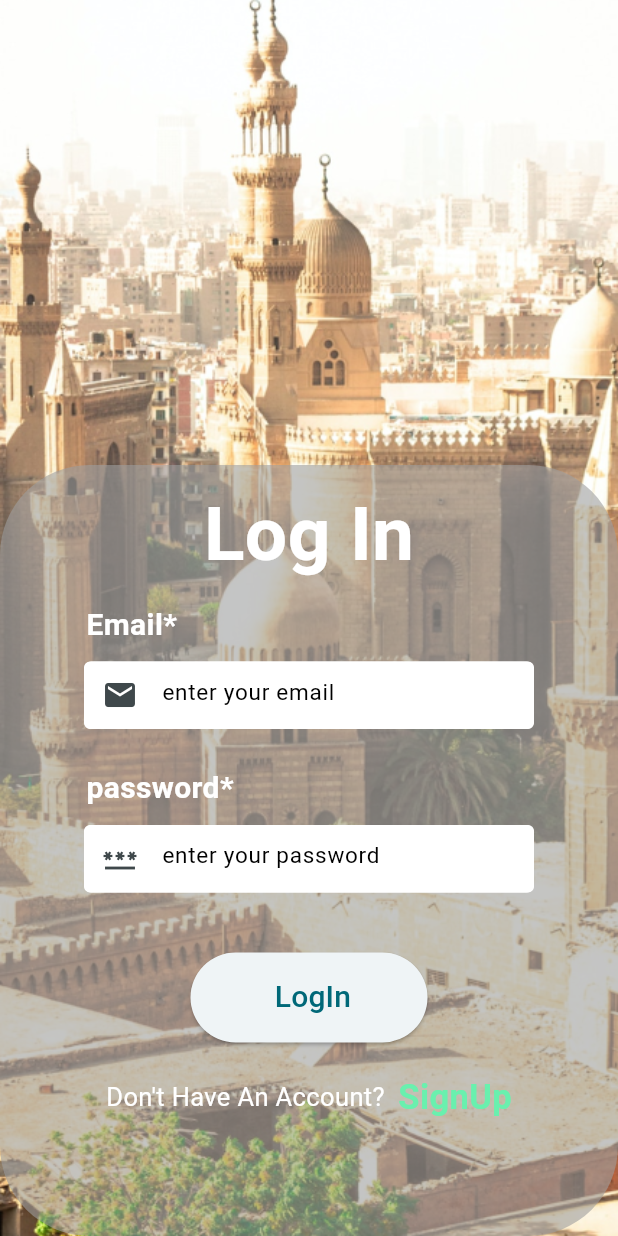
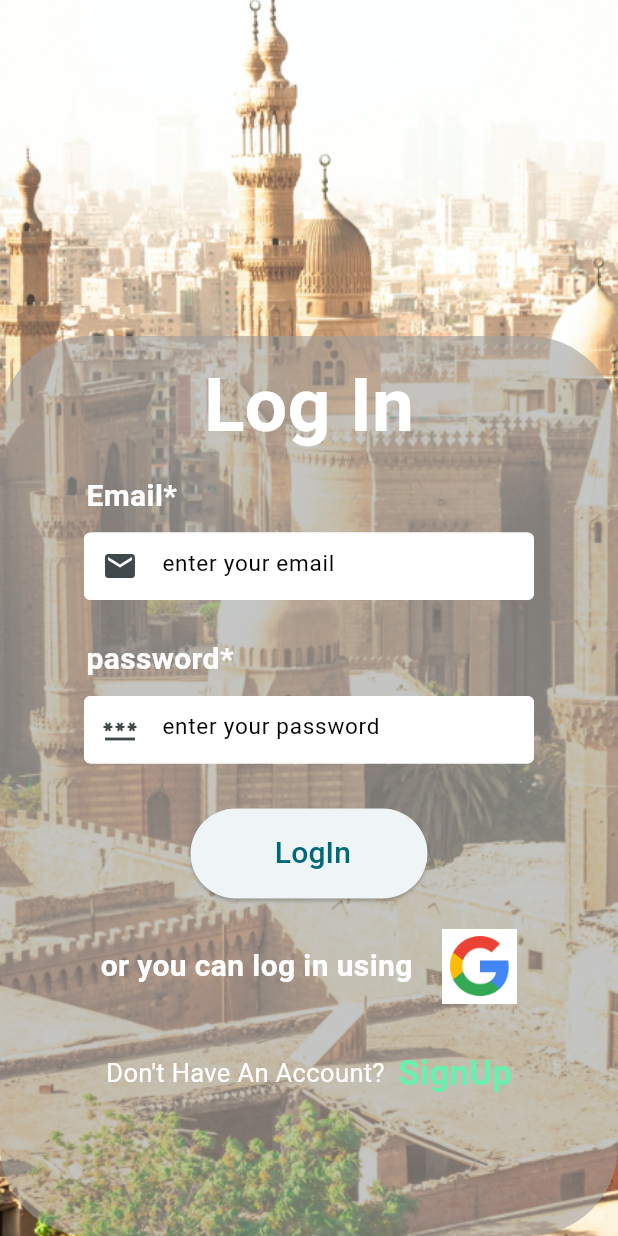
Before and after one commit to khoulyy/Egyplorer, a Flutter app: the SignUpScreen screen opened by its route, after a tap on "Sign up", after a tap on "LogIn", on a phone screen of 412 x 824 dp. Run offline on Flutter 3.47's test engine with Material 2 defaults, Android fonts, the phone set to English and light mode, and no system bars; drawn by our look-alikes of modal_progress_hud_nsn; our stand-ins replace firebase_auth, firebase_core, font_awesome_flutter, google_nav_bar, google_sign_in, like_button; accounts and stored records are empty.

Commit message:
Added LogIn Using Google In Login Screen And Modified The Ui In Both Signup And LogIn Screen

```diff
--- a/lib/screens/login_screen.dart
+++ b/lib/screens/login_screen.dart
@@ -5,6 +5,7 @@ import 'package:modal_progress_hud_nsn/modal_progress_hud_nsn.dart';
 import 'package:project/helper/show_snack_bar.dart';
 import 'package:project/screens/home_screen.dart';
 import 'package:project/screens/signup_screen.dart';
+import 'package:google_sign_in/google_sign_in.dart';
 
 import '../components/button_widget.dart';
 import '../components/custom_text_field2.dart';
@@ -20,6 +21,24 @@ class LogInScreen extends StatefulWidget {
 }
 
 class _LogInScreenState extends State<LogInScreen> {
+  Future<UserCredential> signInWithGoogle() async {
+    // Trigger the authentication flow
+    final GoogleSignInAccount? googleUser = await GoogleSignIn().signIn();
+
+    // Obtain the auth details from the request
+    final GoogleSignInAuthentication? googleAuth =
+        await googleUser?.authentication;
+
+    // Create a new credential
+    final credential = GoogleAuthProvider.credential(
+      accessToken: googleAuth?.accessToken,
+      idToken: googleAuth?.idToken,
+    );
+
+    // Once signed in, return the UserCredential
+    return await FirebaseAuth.instance.signInWithCredential(credential);
+  }
+
   GlobalKey<FormState> formKey = GlobalKey();
 
   String? email;
@@ -45,9 +64,10 @@ class _LogInScreenState extends State<LogInScreen> {
                   ),
                 ),
               ),
-              Container(
+              SingleChildScrollView(
+                child: Container(
                   width: 428,
-                height: 514,
+                  height: 600,
                   decoration: BoxDecoration(
                     borderRadius: BorderRadius.circular(60),
                     color: Colors.grey.withOpacity(0.6),
@@ -145,7 +165,7 @@ class _LogInScreenState extends State<LogInScreen> {
                             height: 10,
                           ),
                           const SizedBox(
-                          height: 30,
+                            height: 20,
                           ),
                           ButtonWidget(
                             onPressed: () async {
@@ -189,9 +209,38 @@ class _LogInScreenState extends State<LogInScreen> {
                             mainAxisAlignment: MainAxisAlignment.center,
                             children: [
                               const Text(
+                                'or you can log in using',
+                                style: TextStyle(
+                                    color: Colors.white,
+                                    fontSize: 20,
+                                    fontWeight: FontWeight.bold),
+                              ),
+                              const SizedBox(
+                                width: 20,
+                              ),
+                              GestureDetector(
+                                onTap: () async {
+                                  await signInWithGoogle();
+                                  // ignore: use_build_context_synchronously
+                                  Navigator.pushNamed(context, HomeScreen.id);
+                                },
+                                child: Image.asset(
+                                  'assets/images/Google.png',
+                                  height: 50,
+                                ),
+                              ),
+                            ],
+                          ),
+                          const SizedBox(
+                            height: 30,
+                          ),
+                          Row(
+                            mainAxisAlignment: MainAxisAlignment.center,
+                            children: [
+                              const Text(
                                 "Don't Have An Account?  ",
-                              style:
-                                  TextStyle(color: Colors.white, fontSize: 17),
+                                style: TextStyle(
+                                    color: Colors.white, fontSize: 17),
                               ),
                               GestureDetector(
                                 onTap: () {
@@ -212,6 +261,7 @@ class _LogInScreenState extends State<LogInScreen> {
                     ),
                   ),
                 ),
+              ),
             ],
           ),
         ),
--- a/lib/screens/signup_screen.dart
+++ b/lib/screens/signup_screen.dart
@@ -236,7 +236,7 @@ class _SignUpScreenState extends State<SignUpScreen> {
                             mainAxisAlignment: MainAxisAlignment.center,
                             children: [
                               const Text(
-                                'or you can log in using',
+                                'or you can SignUp in using',
                                 style: TextStyle(
                                     color: Colors.white,
                                     fontSize: 20,
```
Lines whose indentation alone changed are shown as unchanged.
